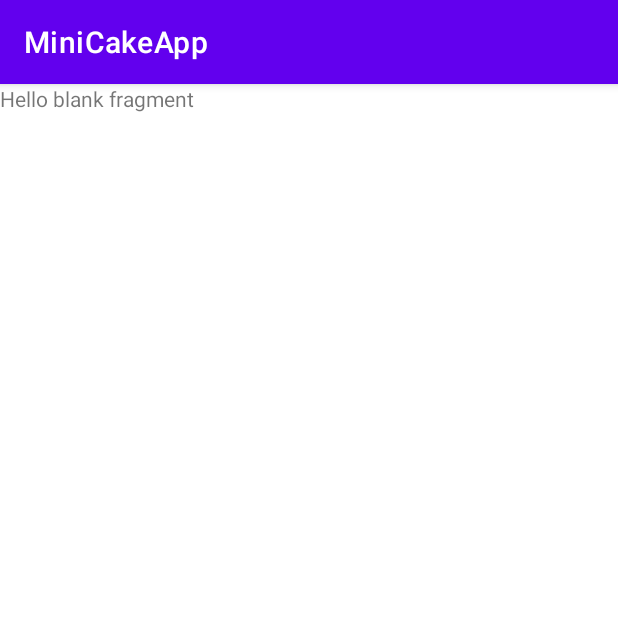
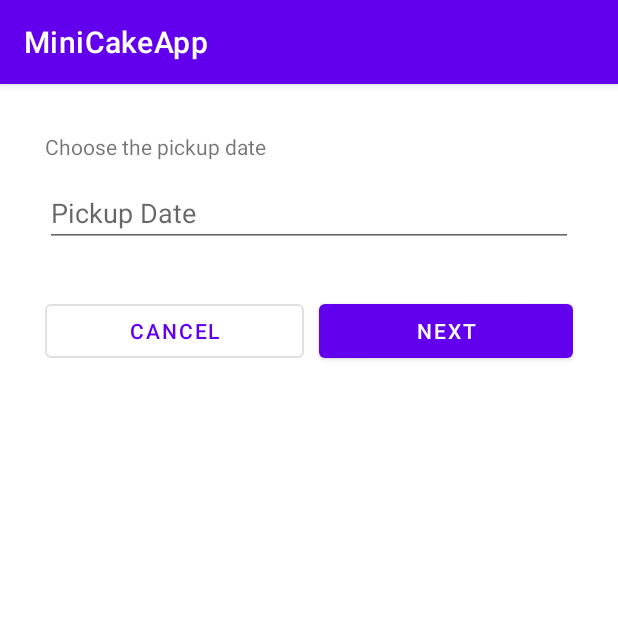
Before and after one commit to abulnes16/mini-cake-app, an Android app: the PickupFragment screen opened through its navigation route, on a phone screen of 412 x 824 dp, the top half of it. Run offline under Robolectric (Android 15) with nearby library versions, the phone set to English and light mode, and no system bars.

Commit message:
Create date picker selector

```diff
--- a/app/src/main/java/com/example/minicakeapp/ui/PickupFragment.kt
+++ b/app/src/main/java/com/example/minicakeapp/ui/PickupFragment.kt
@@ -1,16 +1,13 @@
 package com.example.minicakeapp.ui
 
+import android.app.DatePickerDialog
 import android.os.Bundle
 import androidx.fragment.app.Fragment
 import android.view.LayoutInflater
 import android.view.View
 import android.view.ViewGroup
-import com.example.minicakeapp.R
-
-// TODO: Rename parameter arguments, choose names that match
-// the fragment initialization parameters, e.g. ARG_ITEM_NUMBER
-private const val ARG_PARAM1 = "param1"
-private const val ARG_PARAM2 = "param2"
+import com.example.minicakeapp.databinding.FragmentPickupBinding
+import com.example.minicakeapp.ui.dialog.DatePickerFragment
 
 /**
  * A simple [Fragment] subclass.
@@ -18,43 +15,38 @@ private const val ARG_PARAM2 = "param2"
  * create an instance of this fragment.
  */
 class PickupFragment : Fragment() {
-    // TODO: Rename and change types of parameters
-    private var param1: String? = null
-    private var param2: String? = null
 
+    private var binding: FragmentPickupBinding? = null
     override fun onCreate(savedInstanceState: Bundle?) {
         super.onCreate(savedInstanceState)
-        arguments?.let {
-            param1 = it.getString(ARG_PARAM1)
-            param2 = it.getString(ARG_PARAM2)
-        }
+
     }
 
     override fun onCreateView(
         inflater: LayoutInflater, container: ViewGroup?,
         savedInstanceState: Bundle?
-    ): View? {
+    ): View {
         // Inflate the layout for this fragment
-        return inflater.inflate(R.layout.fragment_pickup, container, false)
+        val fragmentBinding = FragmentPickupBinding.inflate(inflater, container, false)
+        binding = fragmentBinding
+        return fragmentBinding.root
     }
 
-    companion object {
-        /**
-         * Use this factory method to create a new instance of
-         * this fragment using the provided parameters.
-         *
-         * @param param1 Parameter 1.
-         * @param param2 Parameter 2.
-         * @return A new instance of fragment PickupFragment.
-         */
-        // TODO: Rename and change types and number of parameters
-        @JvmStatic
-        fun newInstance(param1: String, param2: String) =
-            PickupFragment().apply {
-                arguments = Bundle().apply {
-                    putString(ARG_PARAM1, param1)
-                    putString(ARG_PARAM2, param2)
-                }
+    override fun onViewCreated(view: View, savedInstanceState: Bundle?) {
+        super.onViewCreated(view, savedInstanceState)
+        binding?.txtDate?.setOnClickListener {
+            showDatePickerDialog()
+        }
+    }
+
+    private fun showDatePickerDialog() {
+        val newFragment =
+            DatePickerFragment.newInstance { _, year, month, day ->
+                val selectedDate = "$day/${month + 1}/$year"
+                binding?.txtDate?.setText(selectedDate)
             }
+        newFragment.show(requireActivity().supportFragmentManager, "datePicker")
     }
+
+
 }
--- a/app/src/main/res/layout/fragment_pickup.xml
+++ b/app/src/main/res/layout/fragment_pickup.xml
@@ -1,14 +1,69 @@
 <?xml version="1.0" encoding="utf-8"?>
-<FrameLayout xmlns:android="http://schemas.android.com/apk/res/android"
+<androidx.constraintlayout.widget.ConstraintLayout xmlns:android="http://schemas.android.com/apk/res/android"
+    xmlns:app="http://schemas.android.com/apk/res-auto"
     xmlns:tools="http://schemas.android.com/tools"
     android:layout_width="match_parent"
     android:layout_height="match_parent"
     tools:context=".ui.PickupFragment">
 
-    <!-- TODO: Update blank fragment layout -->
+
+    <LinearLayout
+        android:layout_width="0dp"
+        android:layout_height="wrap_content"
+        android:layout_marginStart="@dimen/horizontalMargin"
+        android:layout_marginTop="32dp"
+        android:layout_marginEnd="@dimen/horizontalMargin"
+        android:orientation="horizontal"
+        app:layout_constraintEnd_toEndOf="parent"
+        app:layout_constraintHorizontal_bias="0.0"
+        app:layout_constraintStart_toStartOf="parent"
+        app:layout_constraintTop_toBottomOf="@+id/txt_date">
+
+        <Button
+            android:id="@+id/btn_cancel_flavor"
+            style="?attr/materialButtonOutlinedStyle"
+            android:layout_width="wrap_content"
+            android:layout_height="wrap_content"
+            android:layout_marginEnd="10dp"
+            android:layout_weight="1"
+            android:text="@string/cancel" />
+
+        <Button
+            android:id="@+id/btn_next_flavor"
+            android:layout_width="wrap_content"
+            android:layout_height="wrap_content"
+            android:layout_weight="1"
+            android:text="@string/next"
+            tools:ignore="ButtonStyle" />
+    </LinearLayout>
+
     <TextView
-        android:layout_width="match_parent"
-        android:layout_height="match_parent"
-        android:text="@string/hello_blank_fragment" />
+        android:id="@+id/txt_pickup_title"
+        android:layout_width="wrap_content"
+        android:layout_height="wrap_content"
+        android:layout_marginStart="@dimen/horizontalMargin"
+        android:layout_marginTop="32dp"
+        android:text="@string/choose_the_pickup_date"
+        app:layout_constraintStart_toStartOf="parent"
+        app:layout_constraintTop_toTopOf="parent" />
 
-</FrameLayout>
+    <EditText
+        android:id="@+id/txt_date"
+        android:layout_width="0dp"
+        android:layout_height="wrap_content"
+        android:layout_marginStart="@dimen/horizontalMargin"
+        android:layout_marginTop="12dp"
+        android:layout_marginEnd="@dimen/horizontalMargin"
+        android:clickable="true"
+        android:ems="10"
+        android:focusable="false"
+        android:hint="@string/pickup_date"
+        android:importantForAutofill="no"
+        android:inputType="date"
+        android:maxLines="1"
+        app:layout_constraintEnd_toEndOf="parent"
+        app:layout_constraintHorizontal_bias="0.497"
+        app:layout_constraintStart_toStartOf="parent"
+        app:layout_constraintTop_toBottomOf="@+id/txt_pickup_title" />
+
+</androidx.constraintlayout.widget.ConstraintLayout>
--- a/app/src/main/res/layout/fragment_user.xml
+++ b/app/src/main/res/layout/fragment_user.xml
@@ -60,11 +60,8 @@
         android:layout_width="wrap_content"
         android:layout_height="wrap_content"
         android:layout_marginStart="@dimen/horizontalMargin"
-        android:layout_marginEnd="@dimen/horizontalMargin"
         android:text="@string/user_send_data"
         app:layout_constraintBottom_toTopOf="@+id/txt_email"
-        app:layout_constraintEnd_toEndOf="parent"
-        app:layout_constraintHorizontal_bias="0.555"
         app:layout_constraintStart_toStartOf="parent"
         app:layout_constraintTop_toTopOf="parent"
         app:layout_constraintVertical_bias="0.444" />
--- a/app/src/main/res/values/strings.xml
+++ b/app/src/main/res/values/strings.xml
@@ -12,8 +12,10 @@
     <string name="cancel">Cancel</string>
     <string name="next">Next</string>
     <string name="how_many_cupcakes_do_you_want">How many cupcakes do you want?</string>
-    <string name="user_send_data">We need your email and the person that you gonna send \n the cupcakes</string>
+    <string name="user_send_data">Insert your email and the email of the receiver</string>
     <string name="choose_the_flavor_of_your_cupcakes">Choose the flavor of your cupcakes</string>
+    <string name="choose_the_pickup_date">Choose the pickup date</string>
+    <string name="pickup_date">Pickup Date</string>
     <string-array name="flavor_options">
         <item>Chocolate</item>
         <item>Vanilla</item>
```
Also changed, not shown: app/src/main/java/com/example/minicakeapp/ui/FlavorFragment.kt (+13 -8 lines), app/src/main/java/com/example/minicakeapp/ui/dialog/DatePickerFragment.kt (added, +38 -0 lines), app/src/main/res/layout/fragment_date_picker.xml (added, +14 -0 lines).
